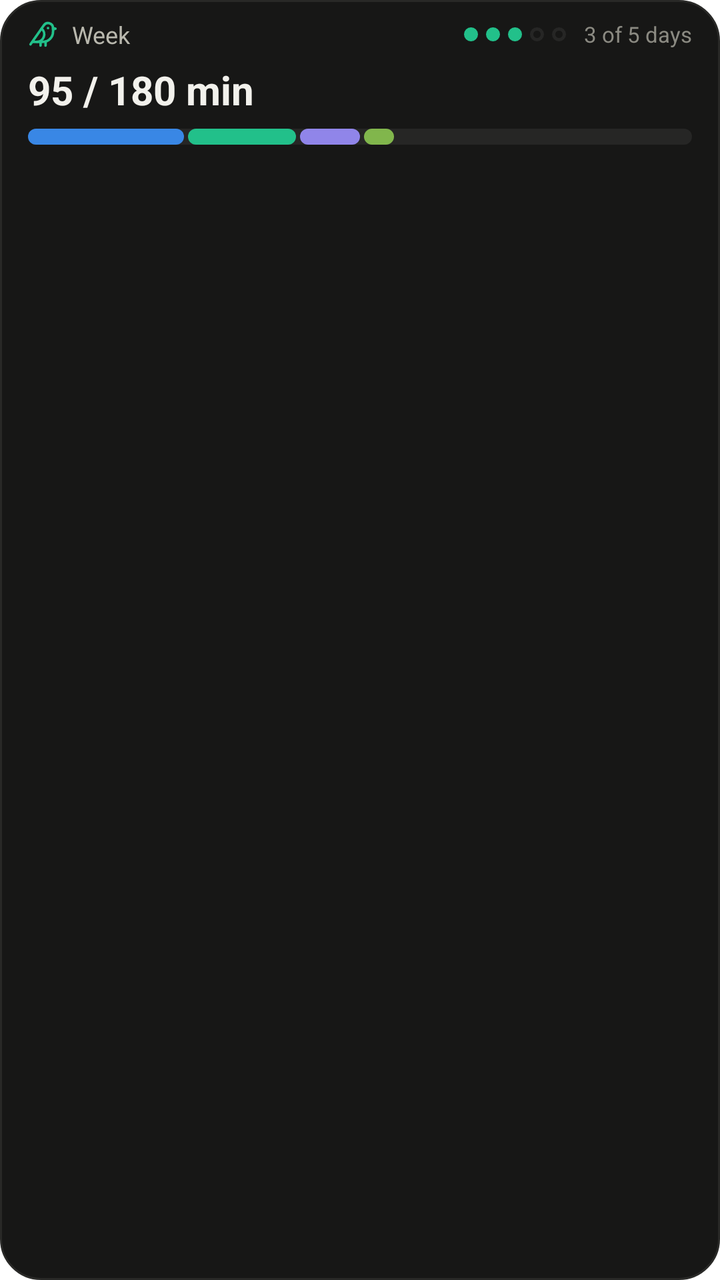
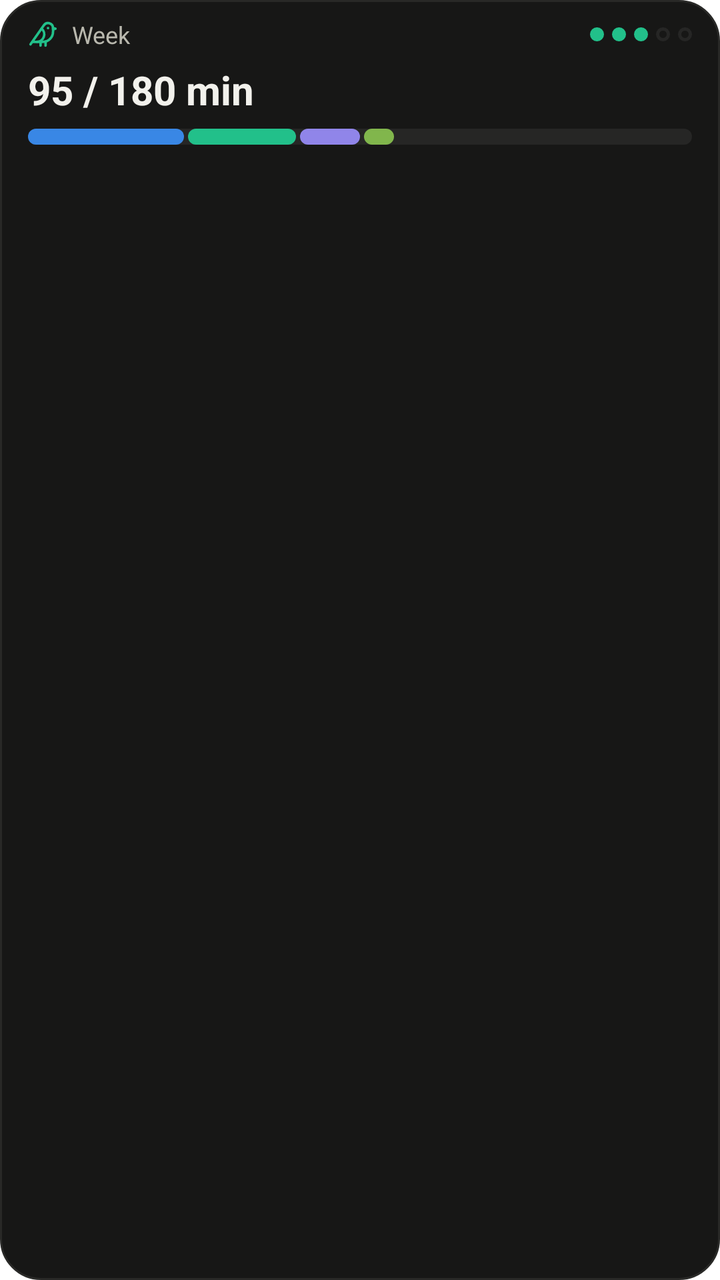

An Android layout rendered at two revisions. The XML below is the earlier revision; the diff shows what the commit changed to produce the second picture.
<!-- AndroidManifest.xml: application theme Theme.kiebitz -->
<!-- res/layout/widget_preview_week.xml -->
<?xml version="1.0" encoding="utf-8"?>
<LinearLayout xmlns:android="http://schemas.android.com/apk/res/android"
    android:layout_width="match_parent"
    android:layout_height="match_parent"
    android:orientation="vertical"
    android:background="@drawable/widget_surface"
    android:paddingLeft="14dp"
    android:paddingRight="14dp"
    android:paddingTop="9dp"
    android:paddingBottom="10dp">

    <LinearLayout
        android:layout_width="match_parent"
        android:layout_height="wrap_content"
        android:orientation="horizontal"
        android:gravity="center_vertical">

        <ImageView
            android:layout_width="15dp"
            android:layout_height="15dp"
            android:src="@drawable/ic_widget_bird"
            android:contentDescription="@null" />

        <TextView
            android:layout_width="0dp"
            android:layout_weight="1"
            android:layout_height="wrap_content"
            android:layout_marginStart="7dp"
            android:text="@string/widget_week_short"
            android:textColor="@color/widget_ink2"
            android:textSize="12sp" />

        <View
            android:layout_width="7dp"
            android:layout_height="7dp"
            android:background="@drawable/widget_dot_accent" />

        <View
            android:layout_width="7dp"
            android:layout_height="7dp"
            android:layout_marginStart="4dp"
            android:background="@drawable/widget_dot_accent" />

        <View
            android:layout_width="7dp"
            android:layout_height="7dp"
            android:layout_marginStart="4dp"
            android:background="@drawable/widget_dot_accent" />

        <View
            android:layout_width="7dp"
            android:layout_height="7dp"
            android:layout_marginStart="4dp"
            android:background="@drawable/widget_dot_open" />

        <View
            android:layout_width="7dp"
            android:layout_height="7dp"
            android:layout_marginStart="4dp"
            android:background="@drawable/widget_dot_open" />

        <TextView
            android:layout_width="wrap_content"
            android:layout_height="wrap_content"
            android:layout_marginStart="9dp"
            android:maxLines="1"
            android:text="@string/widget_preview_week_days"
            android:textColor="@color/widget_ink3"
            android:textSize="11sp" />
    </LinearLayout>

    <TextView
        android:layout_width="wrap_content"
        android:layout_height="wrap_content"
        android:layout_marginTop="6dp"
        android:text="@string/widget_preview_week_ratio"
        android:textColor="@color/widget_ink"
        android:textSize="20sp"
        android:textStyle="bold" />

    <LinearLayout
        android:layout_width="match_parent"
        android:layout_height="8dp"
        android:layout_marginTop="6dp"
        android:orientation="horizontal"
        android:background="@drawable/widget_track">

        <View
            android:layout_width="78dp"
            android:layout_height="match_parent"
            android:background="@drawable/widget_seg_tactics" />

        <View
            android:layout_width="54dp"
            android:layout_height="match_parent"
            android:layout_marginStart="2dp"
            android:background="@drawable/widget_seg_play" />

        <View
            android:layout_width="30dp"
            android:layout_height="match_parent"
            android:layout_marginStart="2dp"
            android:background="@drawable/widget_seg_openings" />

        <View
            android:layout_width="15dp"
            android:layout_height="match_parent"
            android:layout_marginStart="2dp"
            android:background="@drawable/widget_seg_analysis" />
    </LinearLayout>
</LinearLayout>
<!-- resources referenced by this layout -->
<resources>
  <color name="widget_ink">#FFF2F1EC</color>
  <color name="widget_ink2">#FFB9B8AE</color>
  <color name="widget_ink3">#FF8B8A82</color>
  <!-- drawable widget_dot_accent (drawable) -->
  <?xml version="1.0" encoding="utf-8"?>
  <shape xmlns:android="http://schemas.android.com/apk/res/android" android:shape="oval">
      <solid android:color="@color/widget_accent" />
  </shape>
  <!-- drawable widget_dot_open (drawable) -->
  <?xml version="1.0" encoding="utf-8"?>
  <shape xmlns:android="http://schemas.android.com/apk/res/android" android:shape="oval">
      <solid android:color="@android:color/transparent" />
      <stroke android:width="1.5dp" android:color="@color/widget_track" />
  </shape>
  <!-- drawable widget_seg_analysis (drawable) -->
  <?xml version="1.0" encoding="utf-8"?>
  <shape xmlns:android="http://schemas.android.com/apk/res/android" android:shape="rectangle">
      <corners android:radius="999dp" />
      <solid android:color="@color/widget_area_analysis" />
  </shape>
  <!-- drawable widget_seg_openings (drawable) -->
  <?xml version="1.0" encoding="utf-8"?>
  <shape xmlns:android="http://schemas.android.com/apk/res/android" android:shape="rectangle">
      <corners android:radius="999dp" />
      <solid android:color="@color/widget_area_openings" />
  </shape>
  <!-- drawable widget_seg_play (drawable) -->
  <?xml version="1.0" encoding="utf-8"?>
  <shape xmlns:android="http://schemas.android.com/apk/res/android" android:shape="rectangle">
      <corners android:radius="999dp" />
      <solid android:color="@color/widget_area_play" />
  </shape>
  <!-- drawable widget_seg_tactics (drawable) -->
  <?xml version="1.0" encoding="utf-8"?>
  <shape xmlns:android="http://schemas.android.com/apk/res/android" android:shape="rectangle">
      <corners android:radius="999dp" />
      <solid android:color="@color/widget_area_tactics" />
  </shape>
  <!-- drawable widget_surface (drawable) -->
  <?xml version="1.0" encoding="utf-8"?>
  <shape xmlns:android="http://schemas.android.com/apk/res/android" android:shape="rectangle">
      <corners android:radius="20dp" />
      <solid android:color="@color/widget_surface" />
      <stroke android:width="1dp" android:color="@color/widget_line" />
  </shape>
  <!-- drawable widget_track (drawable) -->
  <?xml version="1.0" encoding="utf-8"?>
  <shape xmlns:android="http://schemas.android.com/apk/res/android" android:shape="rectangle">
      <corners android:radius="999dp" />
      <solid android:color="@color/widget_track" />
  </shape>
  <string name="widget_preview_week_days">3 of 5 days</string>
  <string name="widget_preview_week_ratio">95 / 180 min</string>
  <string name="widget_week_short">Week</string>
  <style name="Theme.kiebitz" parent="Theme.MaterialComponents.DayNight.NoActionBar">
          
      </style>
  <color name="widget_accent">#FF22C08A</color>
  <color name="widget_track">#FF262625</color>
  <color name="widget_area_analysis">#FF81B64C</color>
  <color name="widget_area_openings">#FF9085E9</color>
  <color name="widget_area_play">#FF22C08A</color>
  <color name="widget_area_tactics">#FF3987E5</color>
  <color name="widget_surface">#FF171716</color>
  <color name="widget_line">#FF292927</color>
  <!-- unchanged entries left out for length: 1 -->
</resources>

<!-- the commit's change to res/layout/widget_preview_week.xml (unified diff, before → after) -->
@@ -26,47 +26,42 @@
             android:layout_weight="1"
             android:layout_height="wrap_content"
             android:layout_marginStart="7dp"
+            android:maxLines="1"
+            android:ellipsize="end"
             android:text="@string/widget_week_short"
             android:textColor="@color/widget_ink2"
             android:textSize="12sp" />
 
-        <View
+        <FrameLayout
             android:layout_width="7dp"
             android:layout_height="7dp"
             android:background="@drawable/widget_dot_accent" />
 
-        <View
+        <FrameLayout
             android:layout_width="7dp"
             android:layout_height="7dp"
             android:layout_marginStart="4dp"
             android:background="@drawable/widget_dot_accent" />
 
-        <View
+        <FrameLayout
             android:layout_width="7dp"
             android:layout_height="7dp"
             android:layout_marginStart="4dp"
             android:background="@drawable/widget_dot_accent" />
 
-        <View
+        <FrameLayout
             android:layout_width="7dp"
             android:layout_height="7dp"
             android:layout_marginStart="4dp"
             android:background="@drawable/widget_dot_open" />
 
-        <View
+        <FrameLayout
             android:layout_width="7dp"
             android:layout_height="7dp"
             android:layout_marginStart="4dp"
             android:background="@drawable/widget_dot_open" />
 
-        <TextView
-            android:layout_width="wrap_content"
-            android:layout_height="wrap_content"
-            android:layout_marginStart="9dp"
-            android:maxLines="1"
-            android:text="@string/widget_preview_week_days"
-            android:textColor="@color/widget_ink3"
-            android:textSize="11sp" />
+        
     </LinearLayout>
 
     <TextView
@@ -85,24 +80,24 @@
         android:orientation="horizontal"
         android:background="@drawable/widget_track">
 
-        <View
+        <FrameLayout
             android:layout_width="78dp"
             android:layout_height="match_parent"
             android:background="@drawable/widget_seg_tactics" />
 
-        <View
+        <FrameLayout
             android:layout_width="54dp"
             android:layout_height="match_parent"
             android:layout_marginStart="2dp"
             android:background="@drawable/widget_seg_play" />
 
-        <View
+        <FrameLayout
             android:layout_width="30dp"
             android:layout_height="match_parent"
             android:layout_marginStart="2dp"
             android:background="@drawable/widget_seg_openings" />
 
-        <View
+        <FrameLayout
             android:layout_width="15dp"
             android:layout_height="match_parent"
             android:layout_marginStart="2dp"
<!-- resource entries referenced after the edit -->
@@ -2,7 +2,6 @@
 <resources>
   <color name="widget_ink">#FFF2F1EC</color>
   <color name="widget_ink2">#FFB9B8AE</color>
-  <color name="widget_ink3">#FF8B8A82</color>
   <!-- drawable widget_dot_accent (drawable) -->
   <?xml version="1.0" encoding="utf-8"?>
   <shape xmlns:android="http://schemas.android.com/apk/res/android" android:shape="oval">
@@ -51,7 +50,6 @@
       <corners android:radius="999dp" />
       <solid android:color="@color/widget_track" />
   </shape>
-  <string name="widget_preview_week_days">3 of 5 days</string>
   <string name="widget_preview_week_ratio">95 / 180 min</string>
   <string name="widget_week_short">Week</string>
   <style name="Theme.kiebitz" parent="Theme.MaterialComponents.DayNight.NoActionBar">
